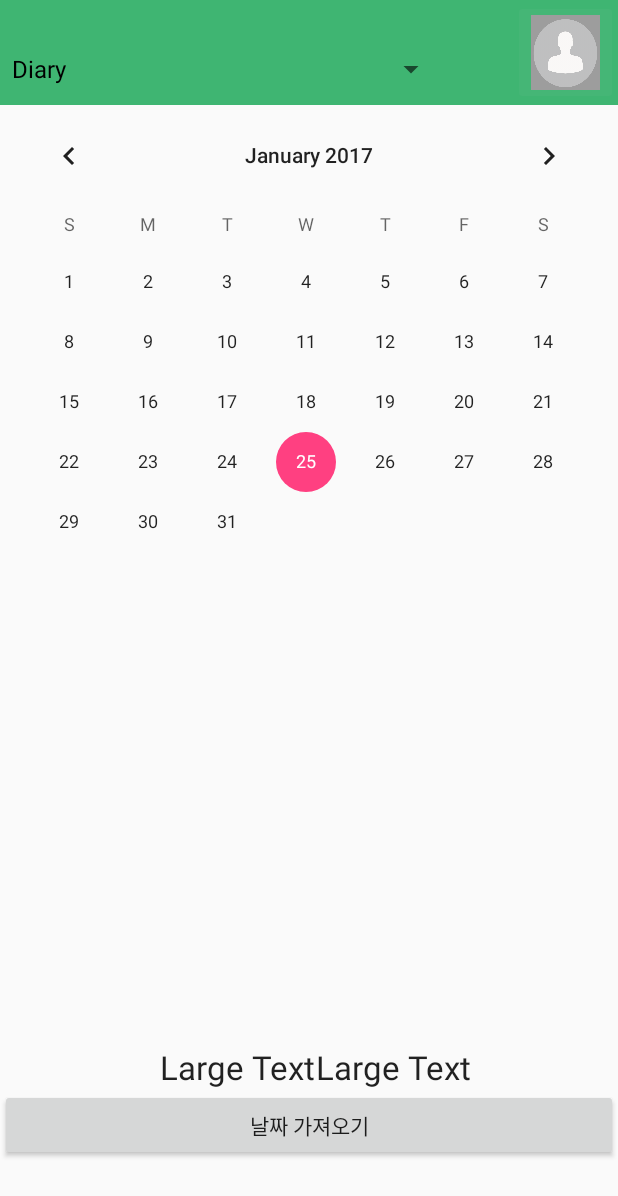
After one commit to KimMyeongSeop/PlantCommunity, an Android app: the Diary screen opened directly, with no data from a screen before it, on a phone screen of 412 x 824 dp. The commit adds this screen. Shown: the top 1196 px of the screen. Run offline under Robolectric (Android 15) with nearby library versions, the phone set to English and light mode, and no system bars.

Commit message:
UI 12까지 완성

```diff
--- /dev/null
+++ b/app/src/main/java/org/androidtown/myapplication/Diary.java
@@ -0,0 +1,102 @@
+package org.androidtown.myapplication;
+
+import android.content.Intent;
+import android.os.Bundle;
+import android.support.annotation.Nullable;
+import android.support.v7.app.AppCompatActivity;
+import android.view.View;
+import android.widget.AdapterView;
+import android.widget.ArrayAdapter;
+import android.widget.CalendarView;
+import android.widget.Spinner;
+import android.widget.TextView;
+
+import java.util.Calendar;
+import java.util.Date;
+
+/**
+ * Created by MS on 2017-01-24.
+ */
+public class Diary extends AppCompatActivity {
+    CalendarView cal;
+    TextView text1,text2;
+    Spinner menu_spinner;
+
+    @Override
+    protected void onCreate(@Nullable Bundle savedInstanceState) {
+        super.onCreate(savedInstanceState);
+        setContentView(R.layout.diary);
+
+        cal = (CalendarView)findViewById(R.id.calendarView);
+        text1=(TextView)findViewById(R.id.textView23);
+        text2=(TextView)findViewById(R.id.textView24);
+        menu_spinner=(Spinner)findViewById(R.id.spinner3);
+
+        CalendarViewListener listener=new CalendarViewListener();
+        cal.setOnDateChangeListener(listener);
+
+        final String[] str=getResources().getStringArray(R.array.menuArray2);
+        ArrayAdapter<String> adapter=new ArrayAdapter<>
+                (this, android.R.layout.simple_spinner_dropdown_item,str);
+        menu_spinner.setAdapter(adapter);
+
+
+
+        menu_spinner.setOnItemSelectedListener(new AdapterView.OnItemSelectedListener(){
+            @Override
+            public void onItemSelected(AdapterView<?> parent, View view,
+                                       int position, long id){
+                // String po = Integer.toString(position); //자료형변환
+                switch (position){
+                    case 0:
+                        break;
+                    case 1:
+                        Intent intent=new Intent(Diary.this,Myplant.class);
+                        intent.addFlags(Intent.FLAG_ACTIVITY_CLEAR_TOP);
+                        startActivity(intent);
+                        break;
+                    case 2:
+                        break;
+                    case 3:
+                        break;
+                }
+
+            }
+            @Override
+            public void onNothingSelected(AdapterView<?> parent){
+
+            }
+        });
+    }
+
+    public void getDate(View view){
+        long time = cal.getDate();
+        Date d1 = new Date(time);
+        Calendar c = Calendar.getInstance();
+        c.setTime(d1);
+
+        int year = c.get(Calendar.YEAR);
+        int month = c.get(Calendar.MONTH) + 1;
+        int day=c.get(Calendar.DAY_OF_MONTH);
+
+        text2.setText(year + "년 "+month+"월 "+day+"일");
+
+    }
+
+    class CalendarViewListener implements CalendarView.OnDateChangeListener{
+
+        @Override
+        public void onSelectedDayChange(CalendarView arg0, int arg1, int arg2, int arg3){
+            // TODO Auto-generated method stub
+            text1.setText(arg1 + "년 " + (arg2+1) + "월 " + arg3 + "일");
+
+            //String date = String.valueOf(arg1)+"년 "+String.valueOf(arg2+1)+" 월"+String.valueOf(arg3)+"일";
+
+            Intent intent=new Intent(Diary.this,Click_a_date.class);
+            intent.putExtra("year",arg1);
+            intent.putExtra("month",arg2+1);
+            intent.putExtra("date",arg3);
+            startActivity(intent);
+        }
+    }
+}
--- /dev/null
+++ b/app/src/main/res/layout/diary.xml
@@ -0,0 +1,81 @@
+<?xml version="1.0" encoding="utf-8"?>
+<RelativeLayout xmlns:android="http://schemas.android.com/apk/res/android"
+    android:orientation="vertical" android:layout_width="match_parent"
+    android:layout_height="match_parent">
+
+    <CalendarView
+        android:layout_width="match_parent"
+        android:layout_height="match_parent"
+        android:id="@+id/calendarView"
+        android:layout_gravity="center_horizontal"
+        android:layout_marginLeft="0dp"
+        android:layout_below="@+id/relativeLayout2"
+        android:layout_alignParentStart="true"
+        android:layout_above="@+id/textView23" />
+
+    <RelativeLayout
+        android:layout_width="match_parent"
+        android:layout_height="70dp"
+        android:backgroundTintMode="screen"
+        android:baselineAligned="false"
+        android:background="#3fb572"
+        android:id="@+id/relativeLayout2"
+        android:layout_alignParentTop="true"
+        android:layout_centerHorizontal="true">
+
+        <Spinner
+            android:layout_width="298dp"
+            android:layout_height="wrap_content"
+            android:id="@+id/spinner3"
+            android:layout_alignParentBottom="true"
+            android:layout_alignParentStart="true" />
+
+        <ImageButton
+            android:layout_width="70dp"
+            android:layout_height="70dp"
+            android:id="@+id/imageButton12"
+            android:src="@drawable/person"
+            android:nestedScrollingEnabled="false"
+            android:longClickable="false"
+            android:cropToPadding="false"
+            android:clickable="false"
+            android:baselineAlignBottom="false"
+            android:adjustViewBounds="true"
+            android:scaleType="fitXY"
+            android:backgroundTint="#45b676"
+            android:layout_alignParentTop="true"
+            android:layout_alignParentEnd="true"
+            android:tint="#9d9d9d"
+            android:tintMode="screen" />
+    </RelativeLayout>
+
+    <TextView
+        android:layout_width="wrap_content"
+        android:layout_height="wrap_content"
+        android:textAppearance="?android:attr/textAppearanceLarge"
+        android:text="Large Text"
+        android:id="@+id/textView23"
+        android:layout_marginEnd="97dp"
+        android:layout_above="@+id/button8"
+        android:layout_alignParentEnd="true" />
+
+    <TextView
+        android:layout_width="wrap_content"
+        android:layout_height="wrap_content"
+        android:textAppearance="?android:attr/textAppearanceLarge"
+        android:text="Large Text"
+        android:id="@+id/textView24"
+        android:layout_marginLeft="102dp"
+        android:layout_alignTop="@+id/textView23"
+        android:layout_toStartOf="@+id/textView23" />
+
+    <Button
+        android:layout_width="match_parent"
+        android:layout_height="wrap_content"
+        android:text="날짜 가져오기"
+        android:id="@+id/button8"
+        android:onClick="getDate"
+        android:layout_alignParentBottom="true"
+        android:layout_alignParentStart="true"
+        android:layout_marginBottom="50dp" />
+</RelativeLayout>
--- a/app/src/main/res/layout/myplant.xml
+++ b/app/src/main/res/layout/myplant.xml
@@ -166,7 +166,7 @@
         android:layout_alignEnd="@+id/progressBar2"
         android:layout_alignStart="@+id/progressBar2"
         android:max="100"
-        android:indeterminate="true" />
+        android:indeterminate="false" />
 
     <TextView
         android:layout_width="wrap_content"
--- /dev/null
+++ b/app/src/main/res/values/menu_arr2.xml
@@ -0,0 +1,9 @@
+<?xml version="1.0" encoding="utf-8"?>
+<resources>
+    <string-array name="menuArray2">
+        <item>Diary</item>
+        <item>My Plant</item>
+        <item>Ranking</item>
+        <item>Setting</item>
+    </string-array>
+</resources>
--- a/app/src/main/res/values/strings.xml
+++ b/app/src/main/res/values/strings.xml
@@ -1,3 +1,3 @@
 <resources>
-    <string name="app_name">플렌터</string>
+    <string name="app_name">Plnater</string>
 </resources>
```
Also changed, not shown: app/src/main/AndroidManifest.xml (+7 -0 lines), app/src/main/java/org/androidtown/myapplication/Click_a_date.java (added, +50 -0 lines), app/src/main/java/org/androidtown/myapplication/Myplant.java (+21 -2 lines), app/src/main/res/layout/click_a_date.xml (added, +79 -0 lines), app/src/main/res/layout/graph.xml (added, +24 -0 lines).
